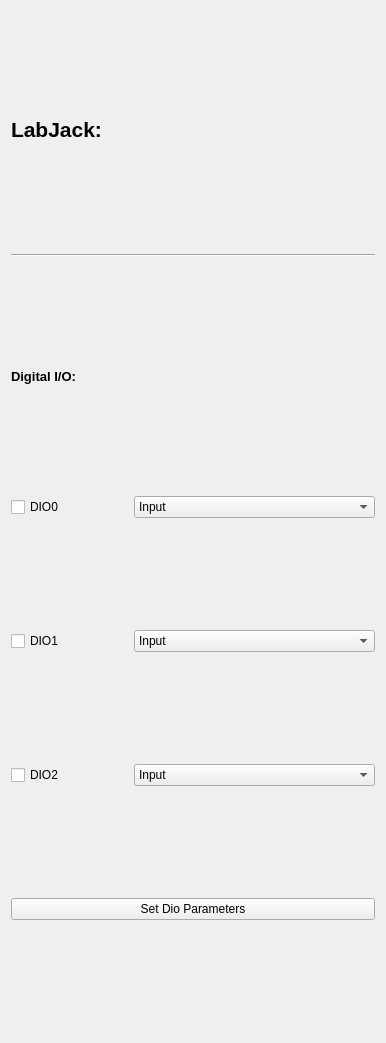
The window that SPHEREx-Calibration-Automation/pylab/pylabnew/pylabgui/QTDesigner/labjackWindowDialog.ui (samcondon4/SPHEREx-lab-tools) describes before a commit, drawn with Qt 5.
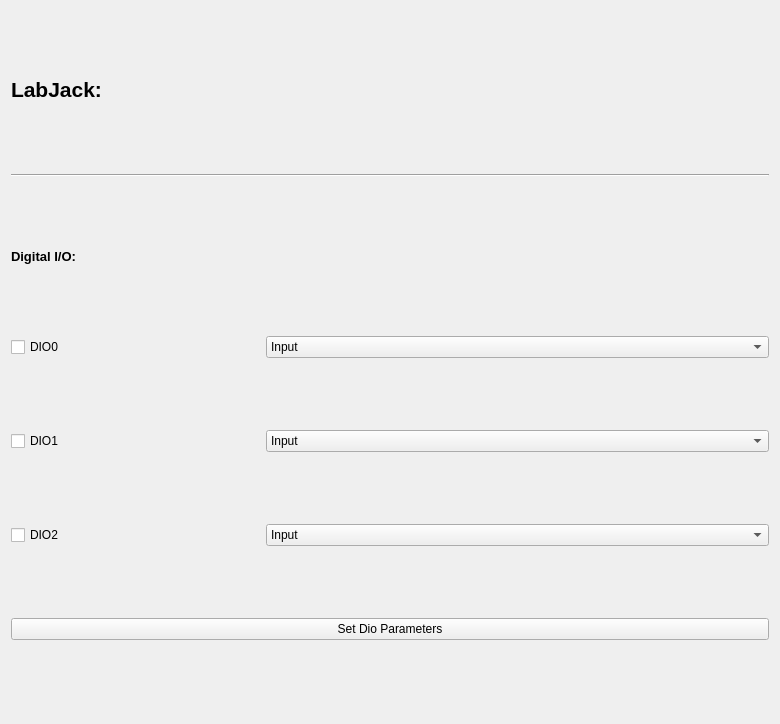
The same window after the commit.

What changed in the file:
```diff
--- a/SPHEREx-Calibration-Automation/pylab/pylabnew/pylabgui/QTDesigner/labjackWindowDialog.ui
+++ b/SPHEREx-Calibration-Automation/pylab/pylabnew/pylabgui/QTDesigner/labjackWindowDialog.ui
@@ -6,8 +6,8 @@
    <rect>
     <x>0</x>
     <y>0</y>
-    <width>386</width>
-    <height>1043</height>
+    <width>780</width>
+    <height>724</height>
    </rect>
   </property>
   <property name="windowTitle">
```
Left out of the diff: 14 changed lines with no effect on the pictures.
